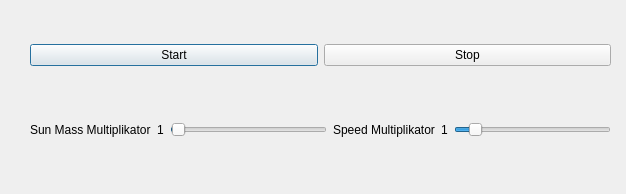
Old version of the form gui/Default_Context_Menu.ui in the repository michaelBielang/universityProject_PlanetSim_Python.
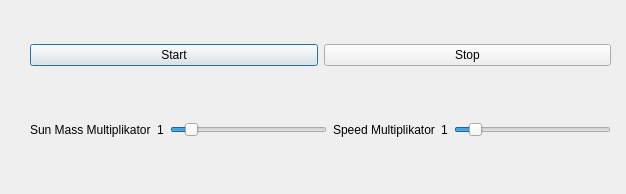
New version of the form.

```diff
--- a/gui/Default_Context_Menu.ui
+++ b/gui/Default_Context_Menu.ui
@@ -81,7 +81,7 @@
        <number>1</number>
       </property>
       <property name="value">
-       <number>1</number>
+       <number>10</number>
       </property>
       <property name="orientation">
        <enum>Qt::Horizontal</enum>
```
Left out of the diff: 3 changed lines with no effect on the pictures.
